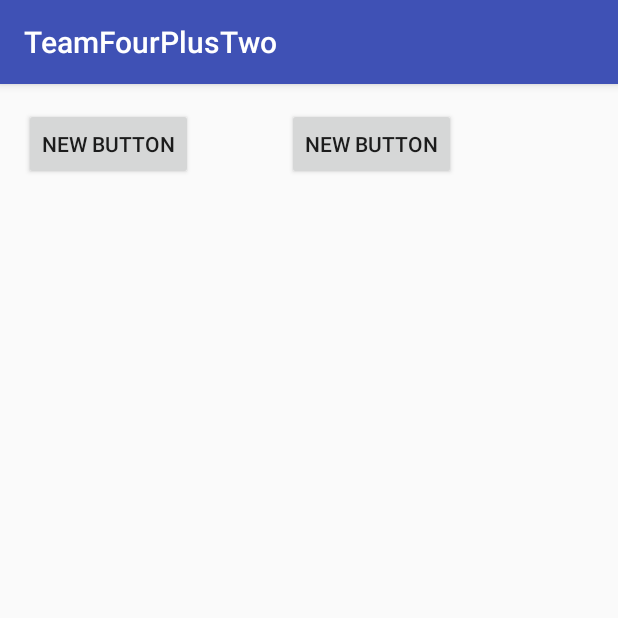
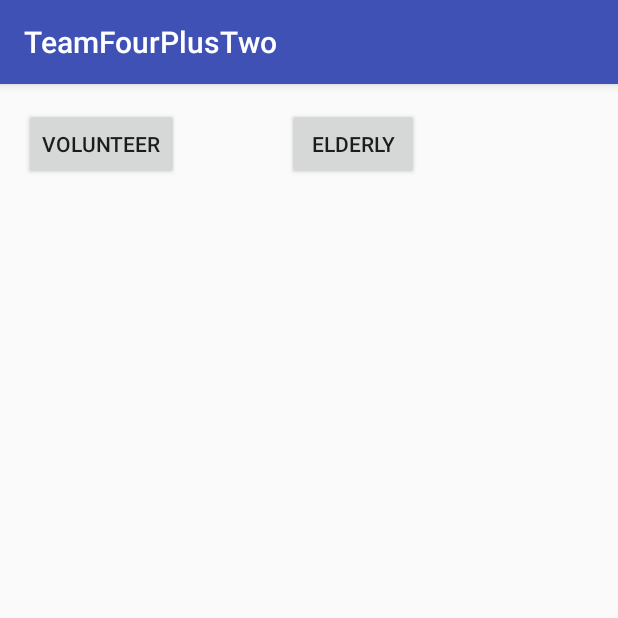
Before and after one commit to CFGLondon/team-6, an Android app: the screen it shows after launch (MainActivity), on a phone screen of 412 x 824 dp, the top half of it. Run offline under Robolectric (Android 15) with nearby library versions, the phone set to English and light mode, and no system bars.

Commit message:
added a secound activity

```diff
--- a/TeamFourPlusTwo/app/src/main/java/com/firasaltayeb/teamfourplustwo/FrontEnd/MainActivity.java
+++ b/TeamFourPlusTwo/app/src/main/java/com/firasaltayeb/teamfourplustwo/FrontEnd/MainActivity.java
@@ -1,16 +1,29 @@
 package com.firasaltayeb.teamfourplustwo.FrontEnd;
 
+import android.content.Intent;
 import android.support.v7.app.AppCompatActivity;
 import android.os.Bundle;
+import android.view.View;
+import android.widget.Button;
 
 import com.firasaltayeb.teamfourplustwo.R;
 
 public class MainActivity extends AppCompatActivity {
 
+    public Button volunteer;
+
     @Override
     protected void onCreate(Bundle savedInstanceState) {
         super.onCreate(savedInstanceState);
         setContentView(R.layout.activity_main);
+
+        volunteer = (Button) findViewById(R.id.btnVolunteer);
+
     }
 
+
+    public void startVolunteerActivity(View view) {
+        Intent intent = new Intent(this, VolunteerActivity.class);
+        startActivity(intent);
+    }
 }
--- a/TeamFourPlusTwo/app/src/main/res/layout/activity_main.xml
+++ b/TeamFourPlusTwo/app/src/main/res/layout/activity_main.xml
@@ -25,8 +25,9 @@
             <Button
                 android:layout_width="wrap_content"
                 android:layout_height="wrap_content"
-                android:text="New Button"
-                android:id="@+id/button" />
+                android:text="Volunteer"
+                android:id="@+id/btnVolunteer"
+                android:onClick="startVolunteerActivity"/>
         </LinearLayout>
 
         <LinearLayout
@@ -37,8 +38,8 @@
             <Button
                 android:layout_width="wrap_content"
                 android:layout_height="wrap_content"
-                android:text="New Button"
-                android:id="@+id/button2" />
+                android:text="Elderly"
+                android:id="@+id/btnElderly" />
         </LinearLayout>
     </LinearLayout>
 </RelativeLayout>
```
